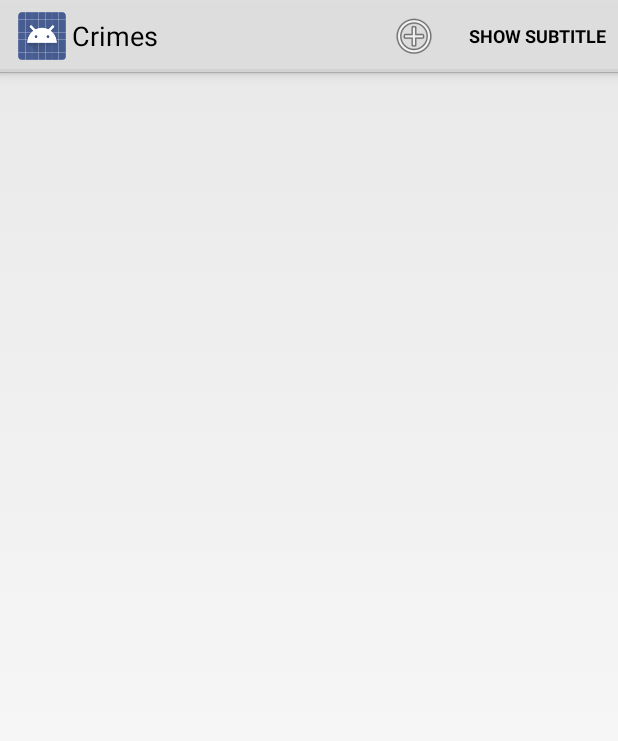
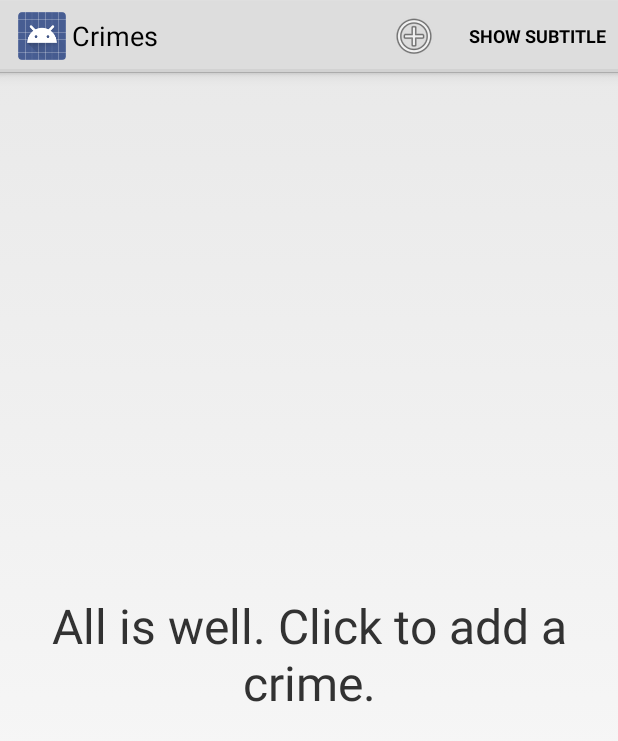
Before and after one commit to ErikaRS/BigNerdRanch, an Android app: the screen it shows after launch (CrimeListActivity), on a phone screen of 412 x 824 dp. Shown: the top 741 px of the screen. Run offline under Robolectric (Android 15) with nearby library versions, the phone set to English and light mode, and no system bars.

Commit message:
Add an empty list view which can be used to add the first crime.

```diff
--- a/CriminalIntent/app/src/main/java/com/erikars/criminalintent/controller/CrimeListFragment.java
+++ b/CriminalIntent/app/src/main/java/com/erikars/criminalintent/controller/CrimeListFragment.java
@@ -3,14 +3,17 @@ package com.erikars.criminalintent.controller;
 import android.annotation.TargetApi;
 import android.app.Activity;
 import android.content.Intent;
+import android.os.Build;
 import android.os.Bundle;
 import android.support.v4.app.ListFragment;
+import android.view.LayoutInflater;
 import android.view.Menu;
 import android.view.MenuInflater;
 import android.view.MenuItem;
 import android.view.View;
 import android.view.ViewGroup;
 import android.widget.ArrayAdapter;
+import android.widget.Button;
 import android.widget.CheckBox;
 import android.widget.ListView;
 import android.widget.TextView;
@@ -19,8 +22,7 @@ import com.erikars.criminalintent.model.Crime;
 import com.erikars.criminalintent.model.CrimeLab;
 import com.google.common.base.Preconditions;
 import java.util.List;
-import android.view.LayoutInflater;
-import android.os.Build;
+import android.view.View.OnClickListener;
 
 public class CrimeListFragment extends ListFragment {
   private static final String TAG = CrimeListFragment.class.getSimpleName();
@@ -42,8 +44,15 @@ public class CrimeListFragment extends ListFragment {
 
 	@Override
 	public View onCreateView(LayoutInflater inflater, ViewGroup container, Bundle savedInstanceState) {
-		View v = super.onCreateView(inflater, container, savedInstanceState);
+		View v = inflater.inflate(R.layout.fragment_crime_list, container, false);
 		setSubtitle();
+		View newCrime = v.findViewById(android.R.id.empty);
+		newCrime.setOnClickListener(new OnClickListener() {
+				@Override
+				public void onClick(View b) {
+					newCrime();
+				}
+		  });
 		return v;
 	}
 
@@ -72,9 +81,7 @@ public class CrimeListFragment extends ListFragment {
 	public boolean onOptionsItemSelected(MenuItem item) {
 		switch (item.getItemId()) {
 			case R.id.menu_item_new_crime:
-				Crime c = new Crime();
-				CrimeLab.get(getActivity()).addCrime(c);
-				showCrimeDetails(c);
+				newCrime();
 				return true;
 			case R.id.menu_item_toggle_subtitle:
 				mSubtitleShown = !mSubtitleShown;
@@ -84,6 +91,12 @@ public class CrimeListFragment extends ListFragment {
 			default:
 		    return super.onOptionsItemSelected(item);
 		}
+	}
+
+	private void newCrime() {
+		Crime c = new Crime();
+		CrimeLab.get(getActivity()).addCrime(c);
+		showCrimeDetails(c);
 	}
 
 	private void showCrimeDetails(Crime c) {
--- /dev/null
+++ b/CriminalIntent/app/src/main/res/layout/fragment_crime_list.xml
@@ -0,0 +1,20 @@
+<?xml version="1.0" encoding="utf-8"?>
+<FrameLayout
+	xmlns:android="http://schemas.android.com/apk/res/android"
+	android:layout_width="match_parent"
+	android:layout_height="match_parent">
+
+	<ListView
+		android:id="@android:id/list"
+		android:layout_width="match_parent"
+		android:layout_height="match_parent"/>
+
+	<TextView
+		android:id="@android:id/empty"
+		android:layout_width="match_parent"
+		android:layout_height="match_parent"
+		android:text="@string/empty_list"
+		android:gravity="center_vertical|center_horizontal"
+		android:textSize="32sp"/>
+
+</FrameLayout>
--- a/CriminalIntent/app/src/main/res/values/strings.xml
+++ b/CriminalIntent/app/src/main/res/values/strings.xml
@@ -22,5 +22,6 @@
 	<string name="hide_subtitle">Hide Subtitle</string>
 	<string name="subtitle">If you see something, say something.</string>
 	<string name="delete_crime">Delete</string>
+	<string name="empty_list">All is well. Click to add a crime.</string>
 
 </resources>
```
